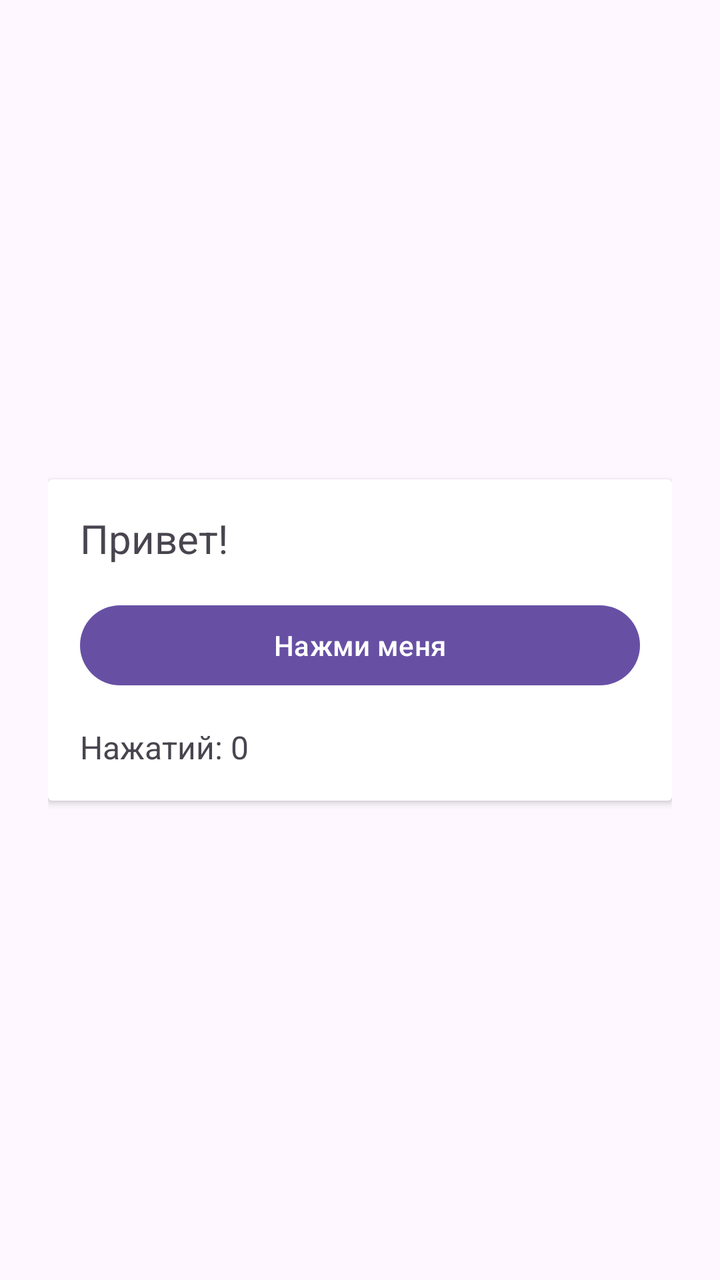
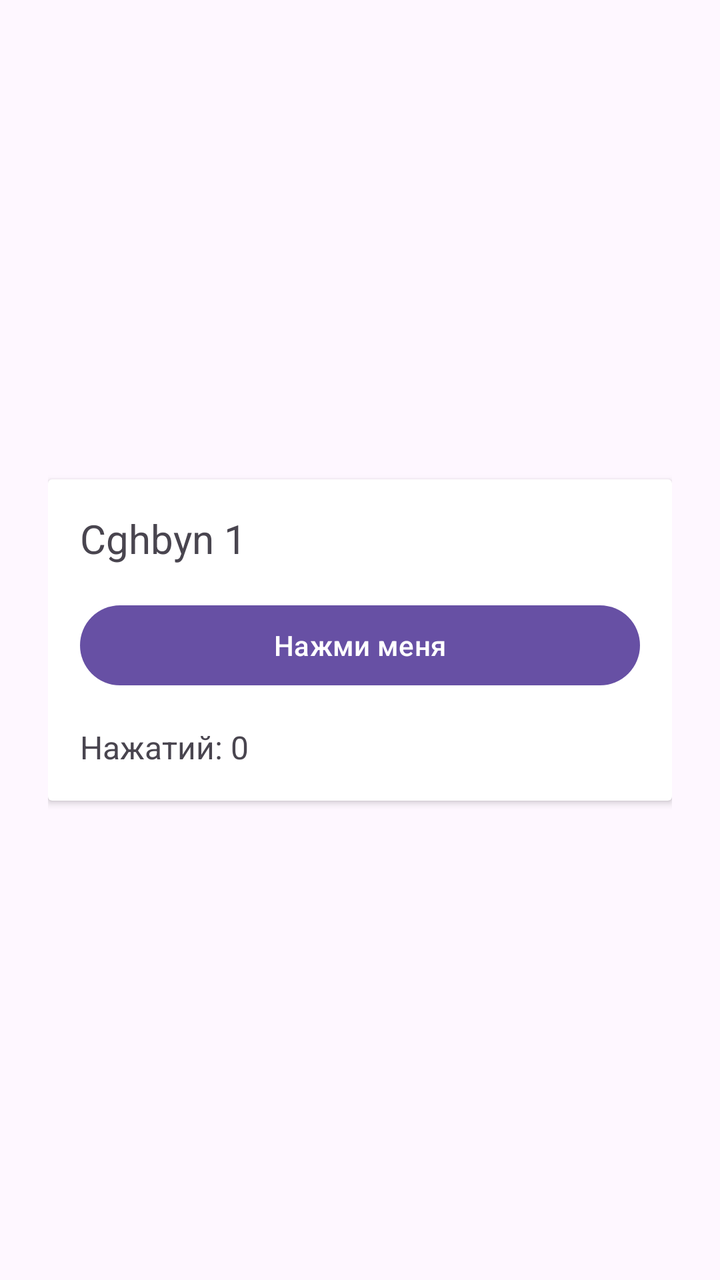

Before-and-after screenshots of an Android layout around one commit, followed by the original layout XML and the change that was made.
<!-- AndroidManifest.xml: application theme Theme.MyApplication -->
<!-- res/layout/activity_main.xml -->
<?xml version="1.0" encoding="utf-8"?>
<LinearLayout xmlns:android="http://schemas.android.com/apk/res/android"
    android:id="@+id/main"
    android:layout_width="match_parent"
    android:layout_height="match_parent"
    android:orientation="vertical"
    android:gravity="center"
    android:padding="24dp">

    <androidx.cardview.widget.CardView
        android:layout_width="match_parent"
        android:layout_height="wrap_content"
        android:elevation="80dp">

        <LinearLayout
            android:layout_width="match_parent"
            android:layout_height="wrap_content"
            android:orientation="vertical"
            android:padding="16dp">

            <TextView
                android:id="@+id/textViewGreeting"
                android:layout_width="wrap_content"
                android:layout_height="wrap_content"
                android:text="Привет!"
                android:textSize="20sp" />

            <Button
                android:id="@+id/buttonClick"
                android:layout_width="match_parent"
                android:layout_height="wrap_content"
                android:layout_marginTop="16dp"
                android:text="Нажми меня" />

            <TextView
                android:id="@+id/textViewCount"
                android:layout_width="wrap_content"
                android:layout_height="wrap_content"
                android:layout_marginTop="16dp"
                android:text="Нажатий: 0"
                android:textSize="16sp" />

        </LinearLayout>
    </androidx.cardview.widget.CardView>

</LinearLayout>
<!-- resources referenced by this layout -->
<resources>
  <style name="Theme.MyApplication" parent="Base.Theme.MyApplication" />
  <style name="Base.Theme.MyApplication" parent="Theme.Material3.DayNight.NoActionBar">
          
          
      </style>
</resources>

<!-- the commit's change to res/layout/activity_main.xml (unified diff, before → after) -->
@@ -22,7 +22,7 @@
                 android:id="@+id/textViewGreeting"
                 android:layout_width="wrap_content"
                 android:layout_height="wrap_content"
-                android:text="Привет!"
+                android:text="Cghbyn 1"
                 android:textSize="20sp" />
 
             <Button
